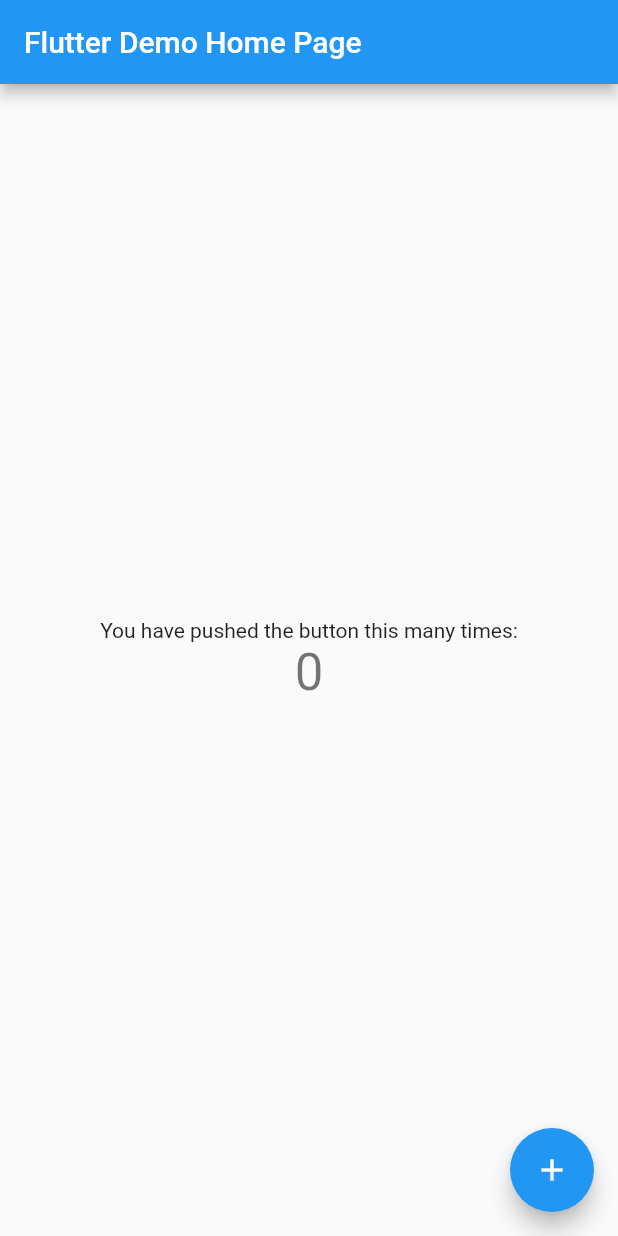
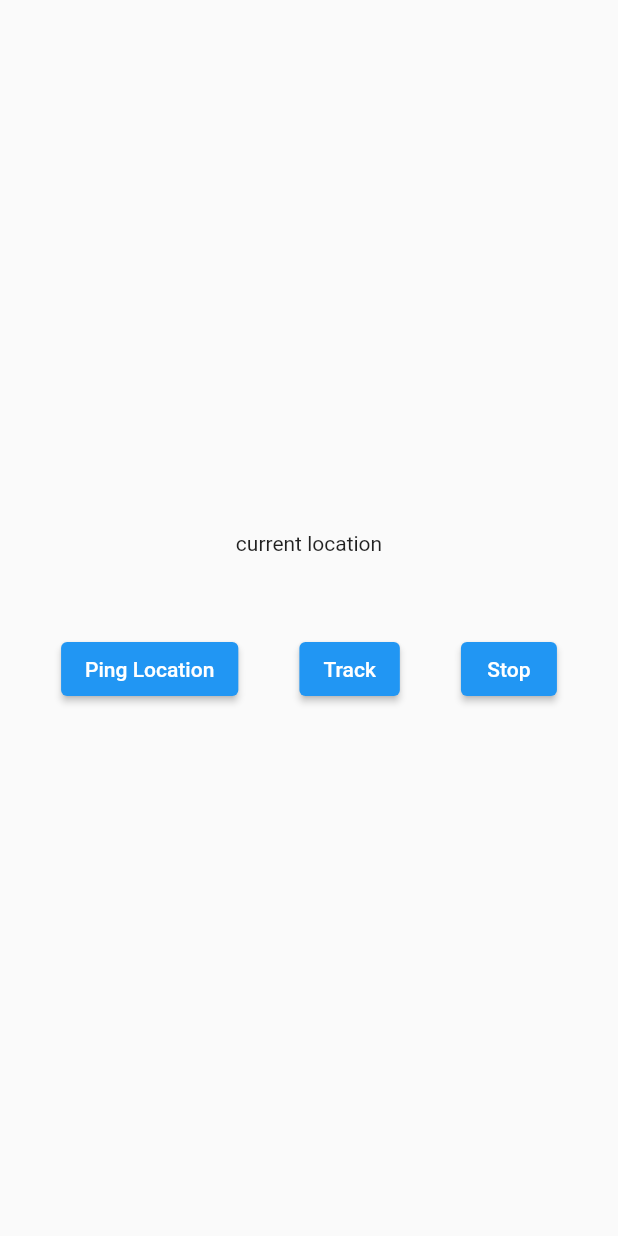
Before and after one commit to strathdeek/marathon-tracker, a Flutter app: the screen it shows after launch, on a phone screen of 412 x 824 dp. Run offline on Flutter 3.47's test engine with Material 2 defaults, Android fonts, the phone set to English and light mode, and no system bars; our stand-ins replace geolocator; missing offline and left inert: geolocator_web.

Commit message:
added geolocation service

```diff
--- a/lib/main.dart
+++ b/lib/main.dart
@@ -1,45 +1,29 @@
 import 'package:flutter/material.dart';
+import 'package:marathon_tracker/services/geolocation.dart';
+import 'package:marathon_tracker/views/gpsTest.dart';
+import 'package:marathon_tracker/views/homeScreen.dart';
+import 'package:provider/provider.dart';
 
 void main() {
-  runApp(const MyApp());
+  runApp(ChangeNotifierProvider(create: (_) => GeolocationService(), child: const MyApp()));
 }
 
 class MyApp extends StatelessWidget {
   const MyApp({Key? key}) : super(key: key);
-
-  // This widget is the root of your application.
   @override
   Widget build(BuildContext context) {
     return MaterialApp(
       title: 'Flutter Demo',
       theme: ThemeData(
-        // This is the theme of your application.
-        //
-        // Try running your application with "flutter run". You'll see the
-        // application has a blue toolbar. Then, without quitting the app, try
-        // changing the primarySwatch below to Colors.green and then invoke
-        // "hot reload" (press "r" in the console where you ran "flutter run",
-        // or simply save your changes to "hot reload" in a Flutter IDE).
-        // Notice that the counter didn't reset back to zero; the application
-        // is not restarted.
         primarySwatch: Colors.blue,
       ),
-      home: const MyHomePage(title: 'Flutter Demo Home Page'),
+      home: const HomeScreen(),
     );
   }
 }
 
 class MyHomePage extends StatefulWidget {
   const MyHomePage({Key? key, required this.title}) : super(key: key);
-
-  // This widget is the home page of your application. It is stateful, meaning
-  // that it has a State object (defined below) that contains fields that affect
-  // how it looks.
-
-  // This class is the configuration for the state. It holds the values (in this
-  // case the title) provided by the parent (in this case the App widget) and
-  // used by the build method of the State. Fields in a Widget subclass are
-  // always marked "final".
 
   final String title;
 
@@ -52,47 +36,18 @@
 
   void _incrementCounter() {
     setState(() {
-      // This call to setState tells the Flutter framework that something has
-      // changed in this State, which causes it to rerun the build method below
-      // so that the display can reflect the updated values. If we changed
-      // _counter without calling setState(), then the build method would not be
-      // called again, and so nothing would appear to happen.
       _counter++;
     });
   }
 
   @override
   Widget build(BuildContext context) {
-    // This method is rerun every time setState is called, for instance as done
-    // by the _incrementCounter method above.
-    //
-    // The Flutter framework has been optimized to make rerunning build methods
-    // fast, so that you can just rebuild anything that needs updating rather
-    // than having to individually change instances of widgets.
     return Scaffold(
       appBar: AppBar(
-        // Here we take the value from the MyHomePage object that was created by
-        // the App.build method, and use it to set our appbar title.
         title: Text(widget.title),
       ),
       body: Center(
-        // Center is a layout widget. It takes a single child and positions it
-        // in the middle of the parent.
         child: Column(
-          // Column is also a layout widget. It takes a list of children and
-          // arranges them vertically. By default, it sizes itself to fit its
-          // children horizontally, and tries to be as tall as its parent.
-          //
-          // Invoke "debug painting" (press "p" in the console, choose the
-          // "Toggle Debug Paint" action from the Flutter Inspector in Android
-          // Studio, or the "Toggle Debug Paint" command in Visual Studio Code)
-          // to see the wireframe for each widget.
-          //
-          // Column has various properties to control how it sizes itself and
-          // how it positions its children. Here we use mainAxisAlignment to
-          // center the children vertically; the main axis here is the vertical
-          // axis because Columns are vertical (the cross axis would be
-          // horizontal).
           mainAxisAlignment: MainAxisAlignment.center,
           children: <Widget>[
             const Text(
@@ -109,7 +64,7 @@
         onPressed: _incrementCounter,
         tooltip: 'Increment',
         child: const Icon(Icons.add),
-      ), // This trailing comma makes auto-formatting nicer for build methods.
+      ),
     );
   }
 }
--- /dev/null
+++ b/lib/views/gpsTest.dart
@@ -0,0 +1,42 @@
+import 'package:flutter/material.dart';
+import 'package:marathon_tracker/services/geolocation.dart';
+import 'package:provider/provider.dart';
+
+class GpsTest extends StatelessWidget {
+  const GpsTest({Key? key}) : super(key: key);
+
+  @override
+  Widget build(BuildContext context) {
+    return Column(
+      mainAxisAlignment: MainAxisAlignment.center,
+      children: [
+        const Text(
+          "current location",
+        ),
+        Consumer<GeolocationService>(
+            builder: ((context, value, child) => Column(
+                  children: [
+                    Text(value.longitude),
+                    Text(value.lattitude),
+                  ],
+                ))),
+        const SizedBox(
+          height: 20,
+        ),
+        Row(
+          mainAxisAlignment: MainAxisAlignment.spaceEvenly,
+          children: [
+            ElevatedButton(
+                onPressed: () => context.read<GeolocationService>().determinePosition(),
+                child: const Text("Ping Location")),
+            ElevatedButton(
+                onPressed: () => context.read<GeolocationService>().startLocationTrackingAsync(),
+                child: const Text("Track")),
+            ElevatedButton(
+                onPressed: () => context.read<GeolocationService>().stopLocationTracking(), child: const Text("Stop")),
+          ],
+        ),
+      ],
+    );
+  }
+}
--- /dev/null
+++ b/lib/views/homeScreen.dart
@@ -0,0 +1,13 @@
+import 'package:flutter/material.dart';
+import 'package:marathon_tracker/views/gpsTest.dart';
+
+class HomeScreen extends StatelessWidget {
+  const HomeScreen({Key? key}) : super(key: key);
+
+  @override
+  Widget build(BuildContext context) {
+    return const Scaffold(
+      body: Center(child: GpsTest()),
+    );
+  }
+}
--- a/pubspec.yaml
+++ b/pubspec.yaml
@@ -34,6 +34,8 @@
   # The following adds the Cupertino Icons font to your application.
   # Use with the CupertinoIcons class for iOS style icons.
   cupertino_icons: ^1.0.2
+  provider: ^6.0.2
+  geolocator: ^8.2.0
 
 dev_dependencies:
   flutter_test:
```
Also changed, not shown: lib/generated_plugin_registrant.dart (added, +16 -0 lines), lib/services/geolocation.dart (added, +81 -0 lines), 15 other files.
